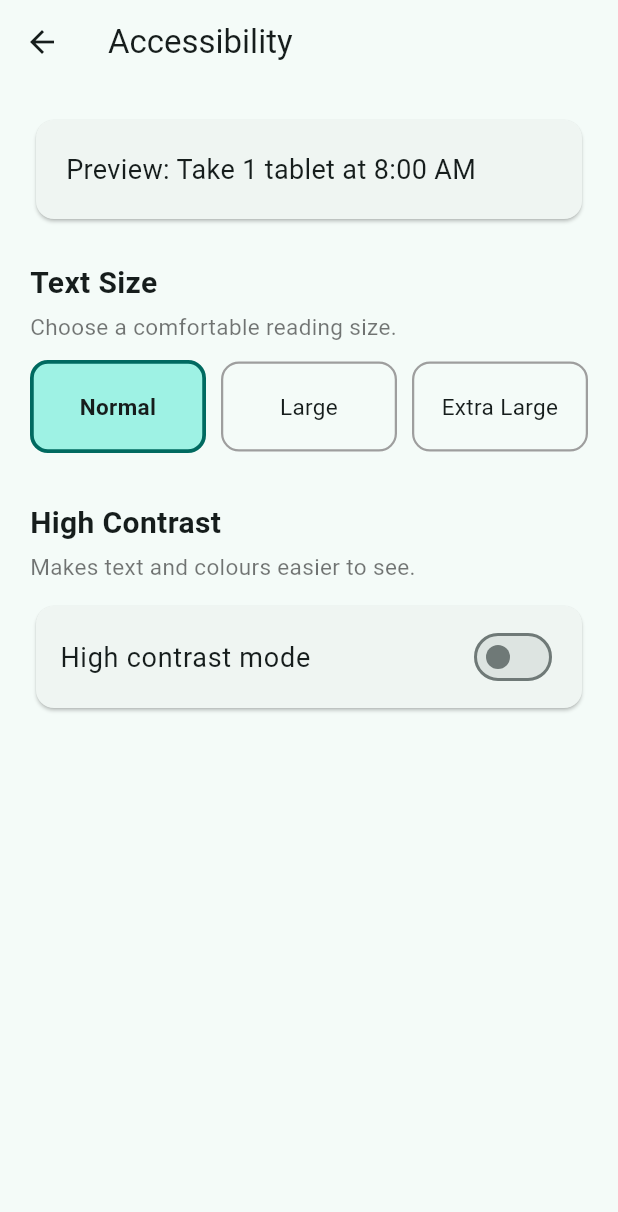
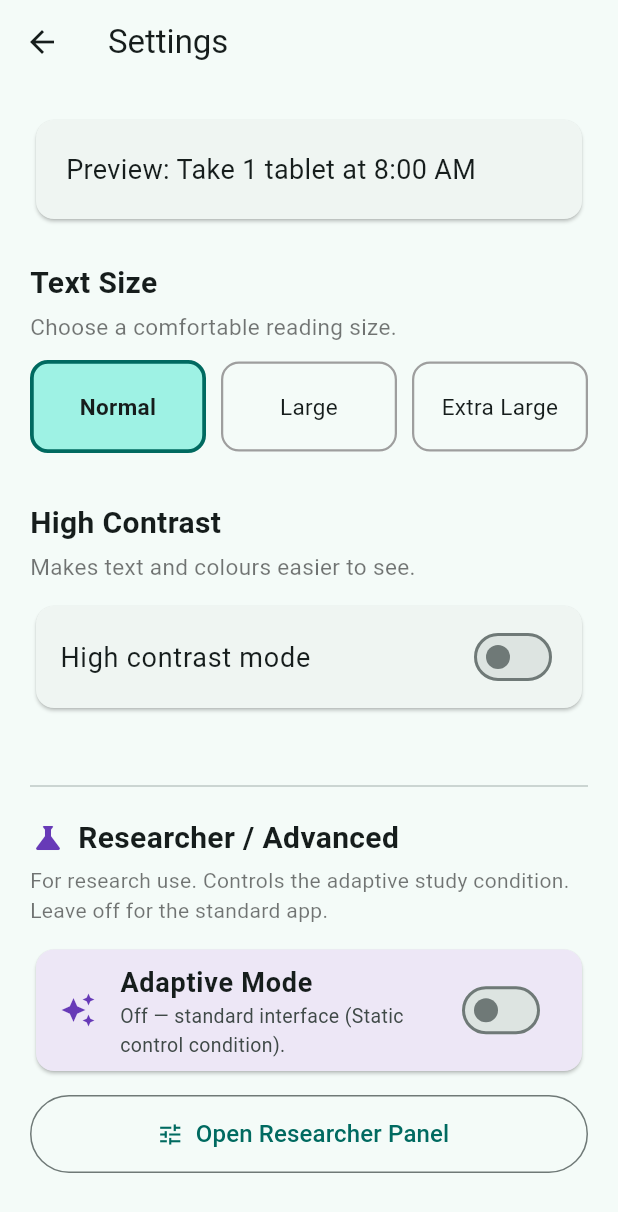
Before and after one commit to Lakindu99/mediassist, a Flutter app: the screen it shows once a user with an empty profile is signed in, after a tap on the "settings" icon, on a phone screen of 412 x 824 dp. Shown: the top 1212 px of the screen. Run offline on Flutter 3.47's test engine with Material 3 defaults, Android fonts, the phone set to English and light mode, and no system bars; our stand-ins replace cloud_firestore, firebase_auth, firebase_core, flutter_local_notifications, flutter_tts, share_plus and 2 more; accounts and stored records are empty.

Commit message:
Move adaptive-mode toggle into Settings (Researcher/Advanced section)

```diff
--- a/lib/features/settings/settings_screen.dart
+++ b/lib/features/settings/settings_screen.dart
@@ -1,17 +1,23 @@
 import 'package:flutter/material.dart';
 import 'package:provider/provider.dart';
 import '../../core/services/settings_provider.dart';
+import '../../core/services/adaptive_provider.dart';
+import '../researcher/researcher_panel.dart';
 
-/// Lets the user adjust text size and high-contrast mode. Everything applies
-/// live, because the whole app listens to SettingsProvider.
+/// Accessibility settings (text size + high contrast), plus a clearly-marked
+/// Researcher / Advanced section that controls the adaptive experiment. The
+/// adaptive toggle lives here (discoverable in Settings) rather than only
+/// behind a hidden long-press.
 class SettingsScreen extends StatelessWidget {
   const SettingsScreen({super.key});
 
   @override
   Widget build(BuildContext context) {
     final settings = context.watch<SettingsProvider>();
+    final adaptiveOn = context.watch<AdaptiveProvider>().adaptiveMode;
+
     return Scaffold(
-      appBar: AppBar(title: const Text('Accessibility', style: TextStyle(fontSize: 22))),
+      appBar: AppBar(title: const Text('Settings', style: TextStyle(fontSize: 22))),
       body: SafeArea(
         child: ListView(
           padding: const EdgeInsets.all(20),
@@ -61,6 +67,56 @@ class SettingsScreen extends StatelessWidget {
                     context.read<SettingsProvider>().setHighContrast(v),
               ),
             ),
+
+            // ---------- Researcher / Advanced ----------
+            const SizedBox(height: 40),
+            const Divider(thickness: 1),
+            const SizedBox(height: 12),
+            Row(
+              children: const [
+                Icon(Icons.science, color: Colors.deepPurple, size: 24),
+                SizedBox(width: 8),
+                Text('Researcher / Advanced',
+                    style: TextStyle(fontSize: 20, fontWeight: FontWeight.bold)),
+              ],
+            ),
+            const SizedBox(height: 4),
+            const Text(
+              'For research use. Controls the adaptive study condition. Leave off for '
+              'the standard app.',
+              style: TextStyle(fontSize: 14, color: Colors.black54),
+            ),
+            const SizedBox(height: 12),
+            Card(
+              shape: RoundedRectangleBorder(borderRadius: BorderRadius.circular(12)),
+              color: Colors.deepPurple.shade50,
+              child: SwitchListTile(
+                title: const Text('Adaptive Mode',
+                    style: TextStyle(fontSize: 18, fontWeight: FontWeight.bold)),
+                subtitle: Text(
+                  adaptiveOn
+                      ? 'On — the interface adapts to the user (Adaptive condition).'
+                      : 'Off — standard interface (Static control condition).',
+                  style: const TextStyle(fontSize: 13),
+                ),
+                secondary: const Icon(Icons.auto_awesome, color: Colors.deepPurple),
+                value: adaptiveOn,
+                onChanged: (v) => context.read<AdaptiveProvider>().setAdaptiveMode(v),
+              ),
+            ),
+            const SizedBox(height: 12),
+            SizedBox(
+              height: 52,
+              child: OutlinedButton.icon(
+                icon: const Icon(Icons.tune),
+                label: const Text('Open Researcher Panel',
+                    style: TextStyle(fontSize: 16)),
+                onPressed: () => Navigator.of(context).push(
+                  MaterialPageRoute(builder: (_) => const ResearcherPanel()),
+                ),
+              ),
+            ),
+            const SizedBox(height: 12),
           ],
         ),
       ),
```
